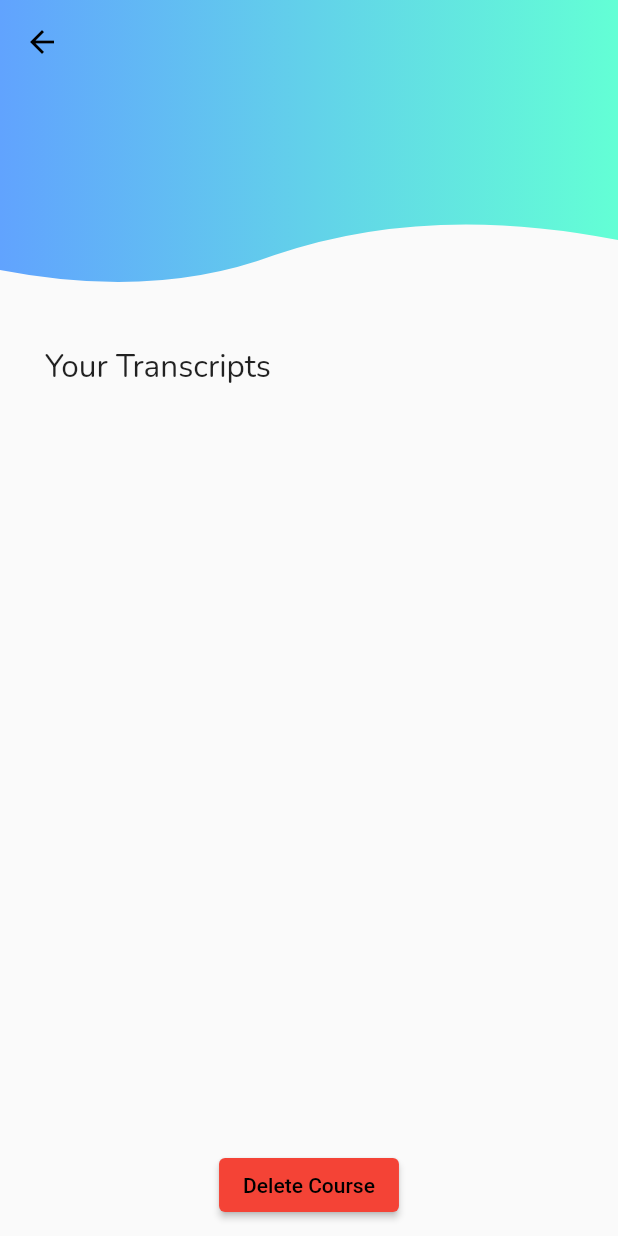
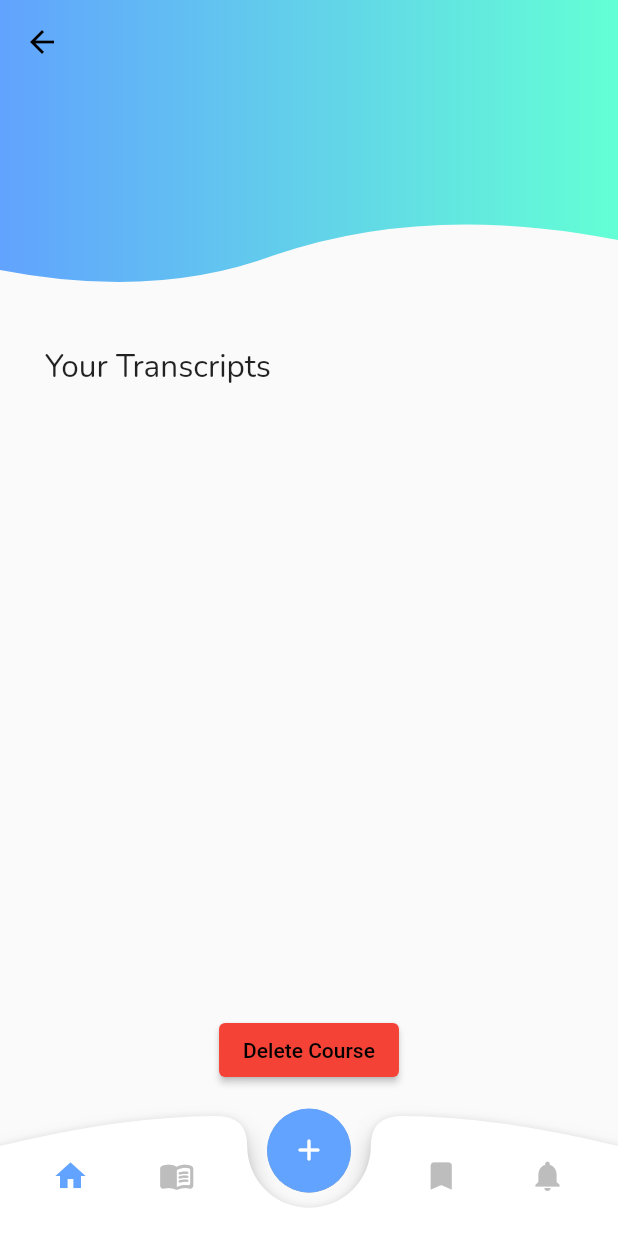
Before and after one commit to taradactyl27/studybuddy, a Flutter app: the CoursePage screen opened directly with empty values, on a phone screen of 412 x 824 dp. Run offline on Flutter 3.47's test engine with Material 2 defaults, Android fonts, the phone set to English and light mode, and no system bars; our stand-ins replace cloud_firestore, cloud_functions, file_picker, firebase_auth, firebase_core, firebase_storage and 6 more; accounts and stored records are empty.

Commit message:
more changes to course page

```diff
--- a/client/lib/screens/class_creation_card.dart
+++ b/client/lib/screens/class_creation_card.dart
@@ -45,7 +45,7 @@ class _ClassCreationCardState extends State<ClassCreationCard> {
                   color: Colors.white,
                   elevation: 2,
                   shape: RoundedRectangleBorder(
-                      side: const BorderSide(width: 3, color: Colors.blue),
+                      side: const BorderSide(width: 3, color: Colors.black45),
                       borderRadius: BorderRadius.circular(32)),
                   child: SingleChildScrollView(
                     child: Padding(
--- a/client/lib/screens/course_page.dart
+++ b/client/lib/screens/course_page.dart
@@ -3,7 +3,11 @@ import 'package:flutter/cupertino.dart';
 import 'package:flutter/material.dart';
 import 'package:flutter_custom_clippers/flutter_custom_clippers.dart';
 import 'package:google_fonts/google_fonts.dart';
+import 'package:studybuddy/route/hero_route.dart';
+import 'package:studybuddy/screens/audio_form.dart';
 import 'package:studybuddy/services/database.dart' as database;
+import 'package:studybuddy/route/route.dart' as route;
+import 'package:studybuddy/widgets/bottom_bar_painter.dart';
 import 'package:studybuddy/widgets/transcript_tile.dart';
 
 class CoursePage extends StatefulWidget {
@@ -18,6 +22,13 @@ class CoursePage extends StatefulWidget {
 }
 
 class _CoursePageState extends State<CoursePage> {
+  int currentIndex = 0;
+  setBottomBarIndex(index) {
+    setState(() {
+      currentIndex = index;
+    });
+  }
+
   @override
   Widget build(BuildContext context) {
     return Scaffold(
@@ -102,7 +113,7 @@ class _CoursePageState extends State<CoursePage> {
                   )),
               Positioned(
                   width: MediaQuery.of(context).size.width,
-                  bottom: 10,
+                  bottom: 100,
                   left: 0,
                   child: Center(
                     child: ElevatedButton(
@@ -116,6 +127,95 @@ class _CoursePageState extends State<CoursePage> {
                       child: const Text("Delete Course"),
                     ),
                   )),
+              Positioned(
+                bottom: 0,
+                left: 0,
+                child: Container(
+                  width: MediaQuery.of(context).size.width,
+                  height: 80,
+                  child: Stack(
+                    overflow: Overflow.visible,
+                    children: [
+                      CustomPaint(
+                        size: Size(MediaQuery.of(context).size.width, 80),
+                        painter: BNBCustomPainter(),
+                      ),
+                      Stack(alignment: const Alignment(0, 0), children: [
+                        Center(
+                          heightFactor: 0.82,
+                          child: FloatingActionButton(
+                            backgroundColor: const Color(0xFF61A3FE),
+                            child: const Icon(Icons.add_rounded,
+                                color: Colors.white),
+                            elevation: 0.1,
+                            onPressed: () async {
+                              await Navigator.of(context)
+                                  .push(HeroDialogRoute(builder: (context) {
+                                return AudioForm(courseList: [widget.course]);
+                              }));
+                            },
+                          ),
+                        ),
+                      ]),
+                      Container(
+                        width: MediaQuery.of(context).size.width,
+                        height: 80,
+                        child: Row(
+                          mainAxisAlignment: MainAxisAlignment.spaceEvenly,
+                          children: [
+                            IconButton(
+                              icon: Icon(
+                                Icons.home,
+                                color: currentIndex == 0
+                                    ? const Color(0xFF61A3FE)
+                                    : Colors.grey.shade400,
+                              ),
+                              onPressed: () {
+                                setBottomBarIndex(0);
+                              },
+                              splashColor: Colors.white,
+                            ),
+                            IconButton(
+                                icon: Icon(
+                                  Icons.menu_book_rounded,
+                                  color: currentIndex == 1
+                                      ? const Color(0xFF61A3FE)
+                                      : Colors.grey.shade400,
+                                ),
+                                onPressed: () {
+                                  setBottomBarIndex(1);
+                                }),
+                            Container(
+                              width: MediaQuery.of(context).size.width * 0.20,
+                            ),
+                            IconButton(
+                                icon: Icon(
+                                  Icons.bookmark,
+                                  color: currentIndex == 2
+                                      ? const Color(0xFF61A3FE)
+                                      : Colors.grey.shade400,
+                                ),
+                                onPressed: () {
+                                  setBottomBarIndex(2);
+                                }),
+                            IconButton(
+                                icon: Icon(
+                                  Icons.notifications,
+                                  color: currentIndex == 3
+                                      ? const Color(0xFF61A3FE)
+                                      : Colors.grey.shade400,
+                                ),
+                                onPressed: () {
+                                  Navigator.pushNamed(
+                                      context, route.settingsPage);
+                                }),
+                          ],
+                        ),
+                      )
+                    ],
+                  ),
+                ),
+              )
             ],
           ),
         ));
--- a/client/lib/screens/home_page.dart
+++ b/client/lib/screens/home_page.dart
@@ -220,7 +220,7 @@ class _HomePageState extends State<HomePage>
                               : ListView(
                                   children:
                                       searchResults['hits'].map<Widget>((hit) {
-                                    return Center(child: Text(hit['owner']));
+                                    return Text(hit['owner']);
                                   }).toList(),
                                 )),
                     )),
@@ -359,11 +359,11 @@ class _HomePageState extends State<HomePage>
                                     _controller.forward();
                                     Future.delayed(
                                         const Duration(milliseconds: 10), () {
-                                      alignment1 = const Alignment(-0.35, -3.5);
+                                      alignment1 = const Alignment(-0.35, -2.5);
                                     });
                                     Future.delayed(
                                         const Duration(milliseconds: 10), () {
-                                      alignment2 = const Alignment(0.35, -3.5);
+                                      alignment2 = const Alignment(0.35, -2.5);
                                     });
                                   } else {
                                     toggle = !toggle;
--- a/client/lib/services/storage.dart
+++ b/client/lib/services/storage.dart
@@ -64,7 +64,7 @@ Future<void> uploadFile(FilePickerResult result, String courseID) async {
     final result = await callable({
       'storagePath': '$uid/$name',
       'template':
-          'VOXTAB_Academic_audio_transcript-2021-10-30T18-02-43_431109621+00-00.json'
+          'VOXTAB_Academic_audio_transcript-2021-10-30T06-56-14_626569137+00-00.json'
       // add template here if mocking transcription to choose a different example
     });
 
```
